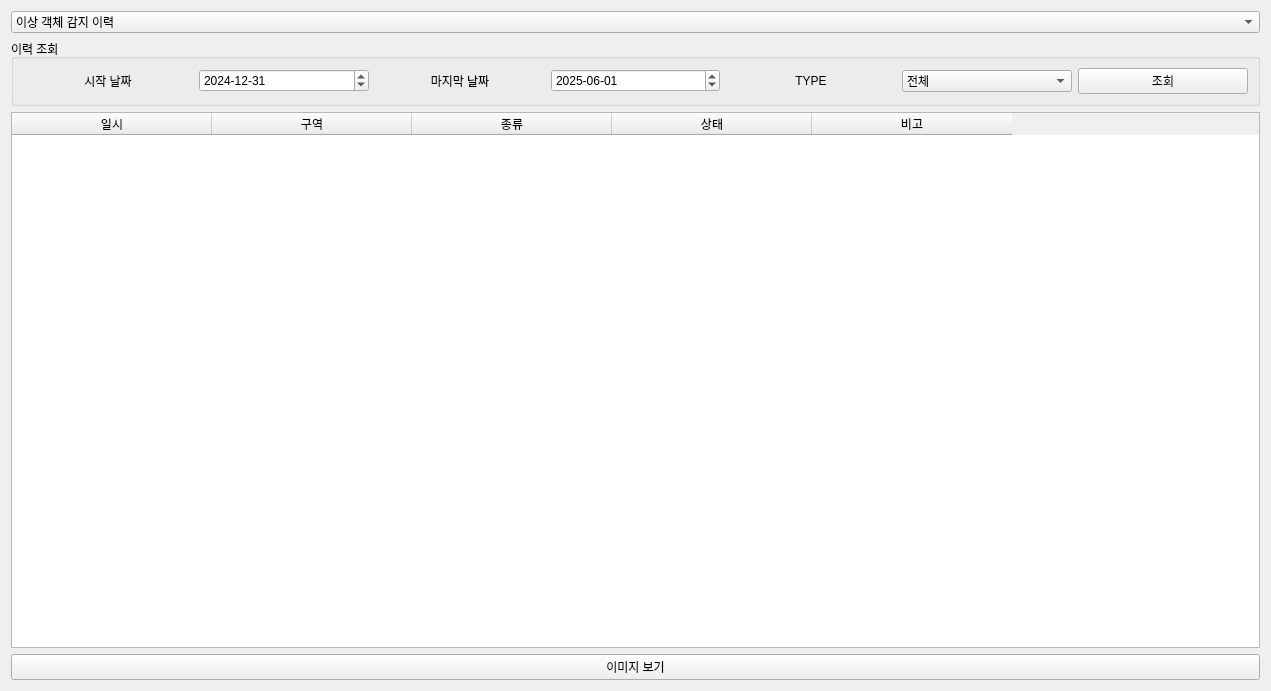
First picture: the form in gui/atc_gui/ui/log_page.ui, repository heyjay1002/project-deeplearning-falcon, before the edit.
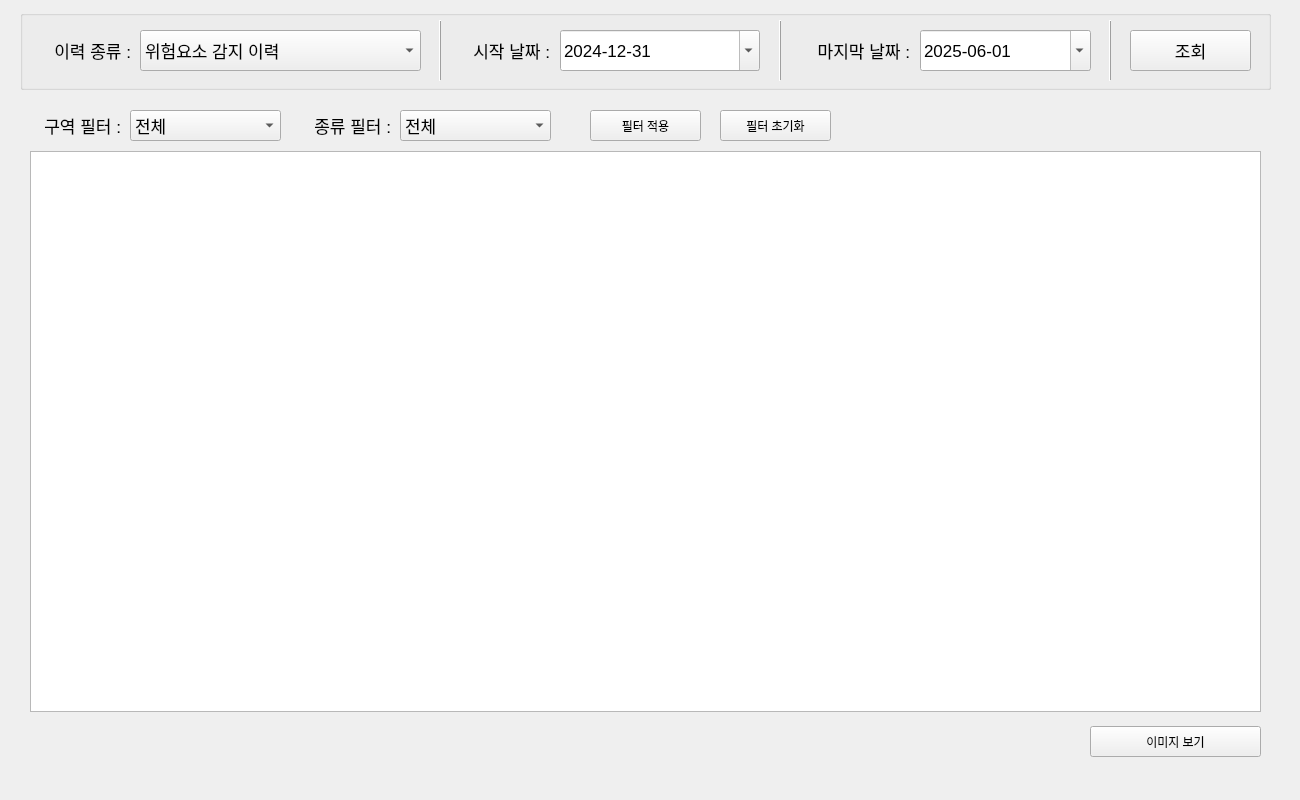
Second picture: the form after the edit.

Commit message: [ATC-GUI] update log page

Diff of the .ui file:
```diff
--- a/gui/atc_gui/ui/log_page.ui
+++ b/gui/atc_gui/ui/log_page.ui
@@ -6,179 +6,514 @@
    <rect>
     <x>0</x>
     <y>0</y>
-    <width>1271</width>
-    <height>691</height>
+    <width>1300</width>
+    <height>800</height>
    </rect>
   </property>
-  <layout class="QVBoxLayout" name="verticalLayout">
-   <property name="sizeConstraint">
-    <enum>QLayout::SetDefaultConstraint</enum>
+  <property name="windowTitle">
+   <string>Form</string>
+  </property>
+  <widget class="QGroupBox" name="groupBox">
+   <property name="geometry">
+    <rect>
+     <x>20</x>
+     <y>10</y>
+     <width>1251</width>
+     <height>80</height>
+    </rect>
    </property>
-   <item>
-    <widget class="QComboBox" name="combo_log">
-     <item>
-      <property name="text">
-       <string>이상 객체 감지 이력</string>
-      </property>
-     </item>
-     <item>
-      <property name="text">
-       <string>출입 조건 위반 이력</string>
-      </property>
-     </item>
-    </widget>
-   </item>
-   <item>
-    <widget class="QGroupBox" name="group_search">
-     <property name="title">
-      <string>이력 조회</string>
+   <property name="title">
+    <string/>
+   </property>
+   <widget class="QLabel" name="label_log">
+    <property name="geometry">
+     <rect>
+      <x>10</x>
+      <y>20</y>
+      <width>101</width>
+      <height>41</height>
+     </rect>
+    </property>
+    <property name="font">
+     <font>
+      <pointsize>13</pointsize>
+     </font>
+    </property>
+    <property name="text">
+     <string>이력 종류 :</string>
+    </property>
+    <property name="alignment">
+     <set>Qt::AlignRight|Qt::AlignTrailing|Qt::AlignVCenter</set>
+    </property>
+   </widget>
+   <widget class="QComboBox" name="combo_log">
+    <property name="geometry">
+     <rect>
+      <x>120</x>
+      <y>20</y>
+      <width>281</width>
+      <height>41</height>
+     </rect>
+    </property>
+    <property name="font">
+     <font>
+      <pointsize>13</pointsize>
+     </font>
+    </property>
+    <item>
+     <property name="text">
+      <string>위험요소 감지 이력</string>
      </property>
-     <layout class="QHBoxLayout" name="searchLayout">
-      <item>
-       <widget class="QLabel" name="label_start">
-        <property name="text">
-         <string>시작 날짜</string>
-        </property>
-        <property name="alignment">
-         <set>Qt::AlignCenter</set>
-        </property>
-       </widget>
-      </item>
-      <item>
-       <widget class="QDateEdit" name="start_date">
-        <property name="acceptDrops">
-         <bool>true</bool>
-        </property>
-        <property name="dateTime">
-         <datetime>
-          <hour>0</hour>
-          <minute>0</minute>
-          <second>0</second>
-          <year>2024</year>
-          <month>12</month>
-          <day>31</day>
-         </datetime>
-        </property>
-        <property name="displayFormat">
-         <string>yyyy-MM-dd</string>
-        </property>
-       </widget>
-      </item>
-      <item>
-       <widget class="QLabel" name="label_end">
-        <property name="text">
-         <string>마지막 날짜</string>
-        </property>
-        <property name="alignment">
-         <set>Qt::AlignCenter</set>
-        </property>
-       </widget>
-      </item>
-      <item>
-       <widget class="QDateEdit" name="end_date">
-        <property name="acceptDrops">
-         <bool>true</bool>
-        </property>
-        <property name="dateTime">
-         <datetime>
-          <hour>0</hour>
-          <minute>0</minute>
-          <second>0</second>
-          <year>2025</year>
-          <month>6</month>
-          <day>1</day>
-         </datetime>
-        </property>
-        <property name="displayFormat">
-         <string>yyyy-MM-dd</string>
-        </property>
-       </widget>
-      </item>
-      <item>
-       <widget class="QLabel" name="label_type">
-        <property name="text">
-         <string>TYPE</string>
-        </property>
-        <property name="alignment">
-         <set>Qt::AlignCenter</set>
-        </property>
-       </widget>
-      </item>
-      <item>
-       <widget class="QComboBox" name="combo_type">
-        <item>
-         <property name="text">
-          <string>전체</string>
-         </property>
-        </item>
-        <item>
-         <property name="text">
-          <string>조류</string>
-         </property>
-        </item>
-        <item>
-         <property name="text">
-          <string>기타</string>
-         </property>
-        </item>
-       </widget>
-      </item>
-      <item>
-       <widget class="QPushButton" name="btn_search">
-        <property name="text">
-         <string>조회</string>
-        </property>
-       </widget>
-      </item>
-     </layout>
-    </widget>
-   </item>
-   <item>
-    <widget class="QTableWidget" name="table_result">
-     <property name="rowCount">
-      <number>0</number>
+    </item>
+    <item>
+     <property name="text">
+      <string>조류 위험도 등급 변화 이력</string>
      </property>
-     <property name="columnCount">
-      <number>5</number>
+    </item>
+    <item>
+     <property name="text">
+      <string>조종사 요청 응답 이력</string>
      </property>
-     <attribute name="horizontalHeaderDefaultSectionSize">
-      <number>200</number>
-     </attribute>
-     <column>
-      <property name="text">
-       <string>일시</string>
-      </property>
-     </column>
-     <column>
-      <property name="text">
-       <string>구역</string>
-      </property>
-     </column>
-     <column>
-      <property name="text">
-       <string>종류</string>
-      </property>
-     </column>
-     <column>
-      <property name="text">
-       <string>상태</string>
-      </property>
-     </column>
-     <column>
-      <property name="text">
-       <string>비고</string>
-      </property>
-     </column>
+    </item>
+   </widget>
+   <widget class="QDateEdit" name="start_date">
+    <property name="geometry">
+     <rect>
+      <x>540</x>
+      <y>20</y>
+      <width>200</width>
+      <height>41</height>
+     </rect>
+    </property>
+    <property name="font">
+     <font>
+      <pointsize>13</pointsize>
+     </font>
+    </property>
+    <property name="acceptDrops">
+     <bool>true</bool>
+    </property>
+    <property name="dateTime">
+     <datetime>
+      <hour>0</hour>
+      <minute>0</minute>
+      <second>0</second>
+      <year>2024</year>
+      <month>12</month>
+      <day>31</day>
+     </datetime>
+    </property>
+    <property name="displayFormat">
+     <string>yyyy-MM-dd</string>
+    </property>
+    <property name="calendarPopup">
+     <bool>true</bool>
+    </property>
+   </widget>
+   <widget class="QLabel" name="label_start">
+    <property name="geometry">
+     <rect>
+      <x>429</x>
+      <y>20</y>
+      <width>101</width>
+      <height>41</height>
+     </rect>
+    </property>
+    <property name="font">
+     <font>
+      <pointsize>13</pointsize>
+     </font>
+    </property>
+    <property name="text">
+     <string>시작 날짜 :</string>
+    </property>
+    <property name="alignment">
+     <set>Qt::AlignRight|Qt::AlignTrailing|Qt::AlignVCenter</set>
+    </property>
+   </widget>
+   <widget class="QLabel" name="label_end">
+    <property name="geometry">
+     <rect>
+      <x>789</x>
+      <y>20</y>
+      <width>101</width>
+      <height>41</height>
+     </rect>
+    </property>
+    <property name="font">
+     <font>
+      <pointsize>13</pointsize>
+     </font>
+    </property>
+    <property name="text">
+     <string>마지막 날짜 :</string>
+    </property>
+    <property name="alignment">
+     <set>Qt::AlignRight|Qt::AlignTrailing|Qt::AlignVCenter</set>
+    </property>
+   </widget>
+   <widget class="QDateEdit" name="end_date">
+    <property name="geometry">
+     <rect>
+      <x>900</x>
+      <y>20</y>
+      <width>171</width>
+      <height>41</height>
+     </rect>
+    </property>
+    <property name="font">
+     <font>
+      <pointsize>13</pointsize>
+     </font>
+    </property>
+    <property name="acceptDrops">
+     <bool>true</bool>
+    </property>
+    <property name="dateTime">
+     <datetime>
+      <hour>0</hour>
+      <minute>0</minute>
+      <second>0</second>
+      <year>2025</year>
+      <month>6</month>
+      <day>1</day>
+     </datetime>
+    </property>
+    <property name="displayFormat">
+     <string>yyyy-MM-dd</string>
+    </property>
+    <property name="calendarPopup">
+     <bool>true</bool>
+    </property>
+   </widget>
+   <widget class="QFrame" name="frame">
+    <property name="geometry">
+     <rect>
+      <x>410</x>
+      <y>10</y>
+      <width>21</width>
+      <height>61</height>
+     </rect>
+    </property>
+    <property name="frameShape">
+     <enum>QFrame::VLine</enum>
+    </property>
+    <property name="frameShadow">
+     <enum>QFrame::Raised</enum>
+    </property>
+   </widget>
+   <widget class="QFrame" name="frame_2">
+    <property name="geometry">
+     <rect>
+      <x>750</x>
+      <y>10</y>
+      <width>21</width>
+      <height>61</height>
+     </rect>
+    </property>
+    <property name="frameShape">
+     <enum>QFrame::VLine</enum>
+    </property>
+    <property name="frameShadow">
+     <enum>QFrame::Raised</enum>
+    </property>
+   </widget>
+   <widget class="QPushButton" name="btn_search">
+    <property name="geometry">
+     <rect>
+      <x>1110</x>
+      <y>20</y>
+      <width>121</width>
+      <height>41</height>
+     </rect>
+    </property>
+    <property name="font">
+     <font>
+      <pointsize>13</pointsize>
+     </font>
+    </property>
+    <property name="text">
+     <string>조회</string>
+    </property>
+   </widget>
+   <widget class="QFrame" name="frame_3">
+    <property name="geometry">
+     <rect>
+      <x>1080</x>
+      <y>10</y>
+      <width>21</width>
+      <height>61</height>
+     </rect>
+    </property>
+    <property name="frameShape">
+     <enum>QFrame::VLine</enum>
+    </property>
+    <property name="frameShadow">
+     <enum>QFrame::Raised</enum>
+    </property>
+   </widget>
+  </widget>
+  <widget class="QStackedWidget" name="stackedWidget">
+   <property name="geometry">
+    <rect>
+     <x>20</x>
+     <y>100</y>
+     <width>1251</width>
+     <height>671</height>
+    </rect>
+   </property>
+   <property name="currentIndex">
+    <number>0</number>
+   </property>
+   <widget class="QWidget" name="page_object">
+    <widget class="QTableWidget" name="tableWidget_object">
+     <property name="geometry">
+      <rect>
+       <x>10</x>
+       <y>51</y>
+       <width>1231</width>
+       <height>561</height>
+      </rect>
+     </property>
     </widget>
-   </item>
-   <item>
     <widget class="QPushButton" name="btn_show_img">
+     <property name="geometry">
+      <rect>
+       <x>1070</x>
+       <y>626</y>
+       <width>171</width>
+       <height>31</height>
+      </rect>
+     </property>
      <property name="text">
       <string>이미지 보기</string>
      </property>
     </widget>
-   </item>
-  </layout>
+    <widget class="QLabel" name="label_filter_area">
+     <property name="geometry">
+      <rect>
+       <x>10</x>
+       <y>10</y>
+       <width>91</width>
+       <height>31</height>
+      </rect>
+     </property>
+     <property name="font">
+      <font>
+       <pointsize>13</pointsize>
+      </font>
+     </property>
+     <property name="text">
+      <string>구역 필터 :</string>
+     </property>
+     <property name="alignment">
+      <set>Qt::AlignRight|Qt::AlignTrailing|Qt::AlignVCenter</set>
+     </property>
+    </widget>
+    <widget class="QComboBox" name="combo_filter_area">
+     <property name="geometry">
+      <rect>
+       <x>110</x>
+       <y>10</y>
+       <width>151</width>
+       <height>31</height>
+      </rect>
+     </property>
+     <property name="font">
+      <font>
+       <pointsize>13</pointsize>
+      </font>
+     </property>
+     <item>
+      <property name="text">
+       <string>전체</string>
+      </property>
+     </item>
+     <item>
+      <property name="text">
+       <string>TWY_A</string>
+      </property>
+     </item>
+     <item>
+      <property name="text">
+       <string>TWY_B</string>
+      </property>
+     </item>
+     <item>
+      <property name="text">
+       <string>TWY_C</string>
+      </property>
+     </item>
+     <item>
+      <property name="text">
+       <string>TWY_D</string>
+      </property>
+     </item>
+     <item>
+      <property name="text">
+       <string>RWY_A</string>
+      </property>
+     </item>
+     <item>
+      <property name="text">
+       <string>RWY_B</string>
+      </property>
+     </item>
+     <item>
+      <property name="text">
+       <string>GRASS_A</string>
+      </property>
+     </item>
+     <item>
+      <property name="text">
+       <string>GRASS_B</string>
+      </property>
+     </item>
+    </widget>
+    <widget class="QLabel" name="label_filter_type">
+     <property name="geometry">
+      <rect>
+       <x>280</x>
+       <y>10</y>
+       <width>91</width>
+       <height>31</height>
+      </rect>
+     </property>
+     <property name="font">
+      <font>
+       <pointsize>13</pointsize>
+      </font>
+     </property>
+     <property name="text">
+      <string>종류 필터 :</string>
+     </property>
+     <property name="alignment">
+      <set>Qt::AlignRight|Qt::AlignTrailing|Qt::AlignVCenter</set>
+     </property>
+    </widget>
+    <widget class="QComboBox" name="combo_filter_type">
+     <property name="geometry">
+      <rect>
+       <x>380</x>
+       <y>10</y>
+       <width>151</width>
+       <height>31</height>
+      </rect>
+     </property>
+     <property name="font">
+      <font>
+       <pointsize>13</pointsize>
+      </font>
+     </property>
+     <item>
+      <property name="text">
+       <string>전체</string>
+      </property>
+     </item>
+     <item>
+      <property name="text">
+       <string>조류</string>
+      </property>
+     </item>
+     <item>
+      <property name="text">
+       <string>FOD</string>
+      </property>
+     </item>
+     <item>
+      <property name="text">
+       <string>일반인</string>
+      </property>
+     </item>
+     <item>
+      <property name="text">
+       <string>동물</string>
+      </property>
+     </item>
+     <item>
+      <property name="text">
+       <string>비행기</string>
+      </property>
+     </item>
+     <item>
+      <property name="text">
+       <string>일반차량</string>
+      </property>
+     </item>
+     <item>
+      <property name="text">
+       <string>작업자</string>
+      </property>
+     </item>
+     <item>
+      <property name="text">
+       <string>작업차량</string>
+      </property>
+     </item>
+     <item>
+      <property name="text">
+       <string>알 수 없음</string>
+      </property>
+     </item>
+    </widget>
+    <widget class="QPushButton" name="btn_filter_on">
+     <property name="geometry">
+      <rect>
+       <x>570</x>
+       <y>10</y>
+       <width>111</width>
+       <height>31</height>
+      </rect>
+     </property>
+     <property name="styleSheet">
+      <string notr="true"/>
+     </property>
+     <property name="text">
+      <string>필터 적용</string>
+     </property>
+    </widget>
+    <widget class="QPushButton" name="btn_reset">
+     <property name="geometry">
+      <rect>
+       <x>700</x>
+       <y>10</y>
+       <width>111</width>
+       <height>31</height>
+      </rect>
+     </property>
+     <property name="styleSheet">
+      <string notr="true"/>
+     </property>
+     <property name="text">
+      <string>필터 초기화</string>
+     </property>
+    </widget>
+   </widget>
+   <widget class="QWidget" name="page_bird">
+    <widget class="QTableWidget" name="tableWidget_bird">
+     <property name="geometry">
+      <rect>
+       <x>10</x>
+       <y>51</y>
+       <width>1231</width>
+       <height>561</height>
+      </rect>
+     </property>
+    </widget>
+   </widget>
+   <widget class="QWidget" name="page_pilot">
+    <widget class="QTableWidget" name="tableWidget_pilot">
+     <property name="geometry">
+      <rect>
+       <x>10</x>
+       <y>51</y>
+       <width>1231</width>
+       <height>561</height>
+      </rect>
+     </property>
+    </widget>
+   </widget>
+  </widget>
  </widget>
  <resources/>
  <connections/>
```
Left out of the diff: 4 changed lines with no effect on the pictures. The commit also changes 16 other files.
